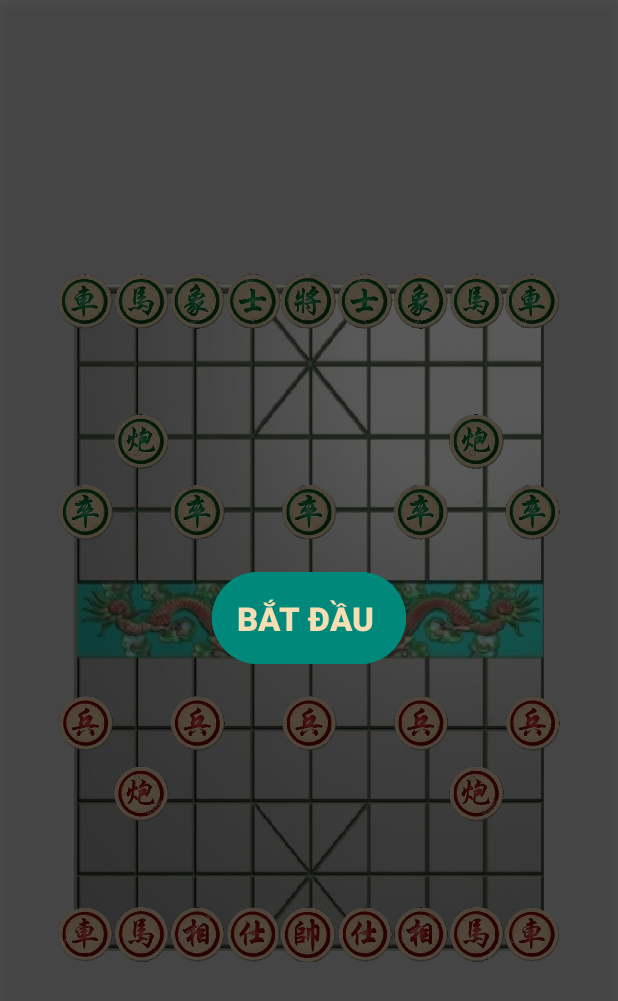
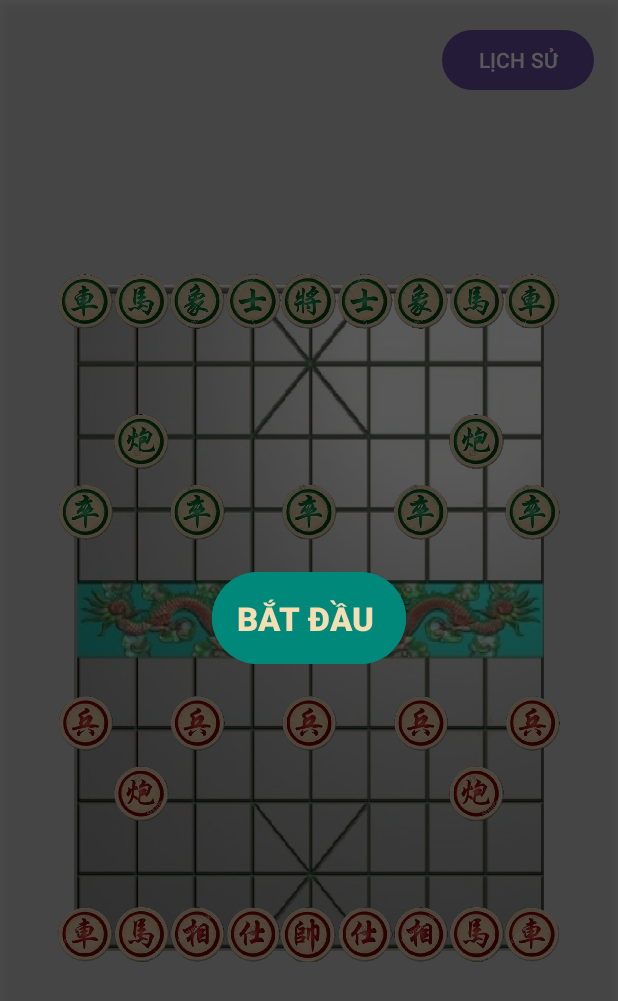
Before and after one commit to vuquang2k50612-pixel/DoAnCoTuong, an Android app: the screen it shows after launch (MainActivity), on a phone screen of 412 x 824 dp. Shown: the top 1001 px of the screen. Run offline under Robolectric (Android 15) with nearby library versions, the light colour scheme and no system bars.

Commit message:
Cập nhật chức năng lịch sử đấu, lưu và khôi phục

```diff
--- a/app/src/main/java/com/example/doancotuong/ChessBoardView.java
+++ b/app/src/main/java/com/example/doancotuong/ChessBoardView.java
@@ -25,6 +25,7 @@ public class ChessBoardView extends View {
     private boolean isGameOver = false;
     private boolean isRedTurn = true;
     private boolean isFlipped = false;
+    private int moveCount = 0;
 
     // Kho lưu trữ ảnh (Cache) để chống tràn RAM (OutOfMemory)
     private Map<Integer, Bitmap> bitmapCache = new HashMap<>();
@@ -85,6 +86,7 @@ public class ChessBoardView extends View {
         this.isGameOver = false;
         this.isRedTurn = true; // Đỏ luôn đi trước
         this.selectedPiece = null;
+        this.moveCount = 0;
         invalidate();
     }
 
@@ -234,8 +236,9 @@ public class ChessBoardView extends View {
 
 
 
-     // Ham xu ly khi ket thuc 1 nuoc di
+    // Ham xu ly khi ket thuc 1 nuoc di
      private void processTurnEnd() {
+         moveCount++;
          isRedTurn = !isRedTurn;
          Piece.Color nextColor = isRedTurn ? Piece.Color.Red : Piece.Color.Black;
 
@@ -249,7 +252,7 @@ public class ChessBoardView extends View {
              isGameOver = true;
              String winner = isRedTurn ? "ĐEN THẮNG!" : "ĐỎ THẮNG!";
              if(gameListener != null) {
-                 gameListener.onCheckmate(winner);
+                 gameListener.onCheckmate(winner + " (Số nước đi: " + (moveCount / 2) + ")");
              }
          }
      }
--- a/app/src/main/java/com/example/doancotuong/Piece.java
+++ b/app/src/main/java/com/example/doancotuong/Piece.java
@@ -1,6 +1,8 @@
 package com.example.doancotuong;
 
-public class Piece {
+import java.io.Serializable;
+
+public class Piece implements Serializable {
     public enum Color {Red , Black}
     public enum Type { Xe , Ma , Tuong , Si , Tuong_Quan ,Phao , Tot}
     public Type type;
--- a/app/src/main/res/layout/activity_main.xml
+++ b/app/src/main/res/layout/activity_main.xml
@@ -39,6 +39,15 @@
             app:layout_constraintEnd_toEndOf="parent" />
     </androidx.constraintlayout.widget.ConstraintLayout>
 
+    <Button
+        android:id="@+id/btnHistory"
+        android:layout_width="wrap_content"
+        android:layout_height="wrap_content"
+        android:text="LỊCH SỬ"
+        android:layout_margin="16dp"
+        app:layout_constraintTop_toTopOf="parent"
+        app:layout_constraintEnd_toEndOf="parent" />
+
     <LinearLayout
         android:id="@+id/layoutGameOver"
         android:layout_width="match_parent"
```
Also changed, not shown: app/src/main/java/com/example/doancotuong/MainActivity.java (+47 -0 lines). Lines whose indentation alone changed are shown as unchanged.
